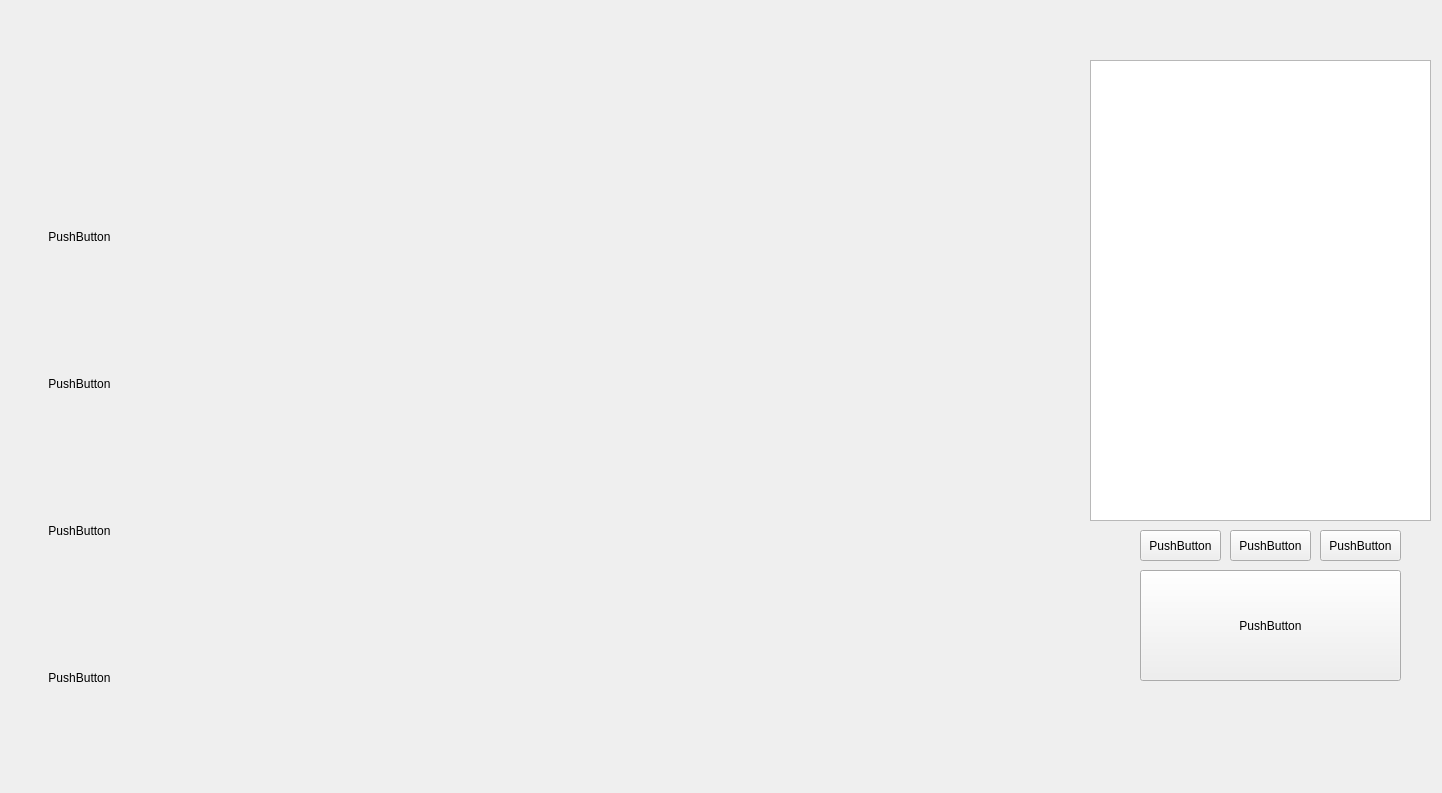
Before: the Qt Designer form pos.ui in n-freman/PyQt_tutorial, drawn with Qt 5.
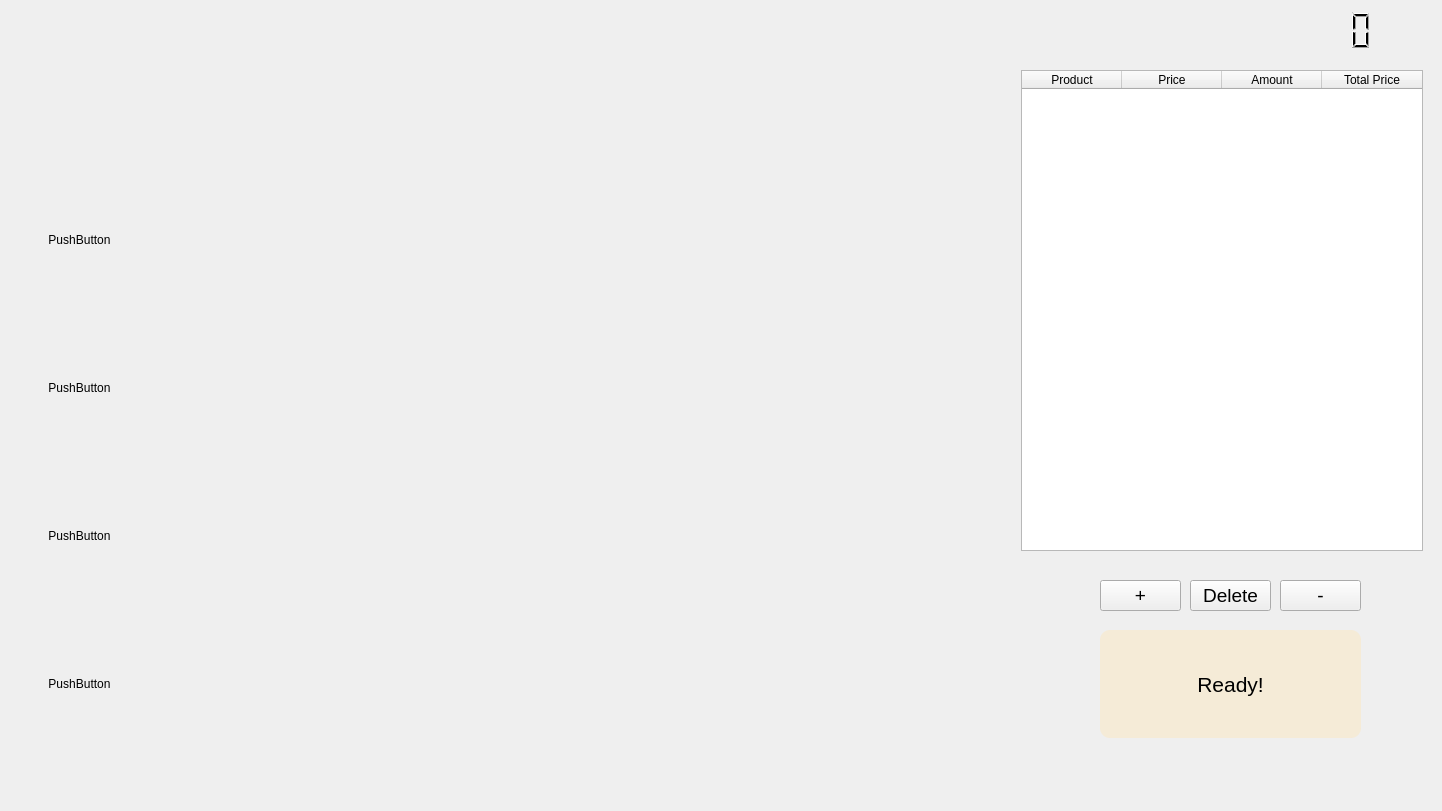
After: the same form once the commit is applied. Icons and pictures are not drawn.

Commit message: started making ui for pos system

What changed in the file:
```diff
--- a/pos.ui
+++ b/pos.ui
@@ -7,60 +7,116 @@
     <x>0</x>
     <y>0</y>
     <width>1442</width>
-    <height>793</height>
+    <height>811</height>
    </rect>
   </property>
+  <property name="sizePolicy">
+   <sizepolicy hsizetype="MinimumExpanding" vsizetype="Expanding">
+    <horstretch>0</horstretch>
+    <verstretch>0</verstretch>
+   </sizepolicy>
+  </property>
   <property name="windowTitle">
    <string>MainWindow</string>
   </property>
   <widget class="QWidget" name="centralwidget">
-   <widget class="QListView" name="listView">
-    <property name="geometry">
-     <rect>
-      <x>1090</x>
-      <y>60</y>
-      <width>341</width>
-      <height>461</height>
-     </rect>
-    </property>
-   </widget>
    <widget class="QPushButton" name="pushButton">
     <property name="geometry">
      <rect>
-      <x>1140</x>
-      <y>530</y>
+      <x>1100</x>
+      <y>580</y>
       <width>81</width>
       <height>31</height>
      </rect>
     </property>
+    <property name="font">
+     <font>
+      <pointsize>14</pointsize>
+      <underline>false</underline>
+     </font>
+    </property>
+    <property name="styleSheet">
+     <string notr="true">border: 1px solid black;
+border-radius: 10;
+background-color: rgb(199, 199, 199);
+QPushButton::hover {
+	background-color: rgb(220, 220, 220);
+};</string>
+    </property>
     <property name="text">
-     <string>PushButton</string>
+     <string>+</string>
+    </property>
+    <property name="default">
+     <bool>false</bool>
+    </property>
+    <property name="flat">
+     <bool>false</bool>
     </property>
    </widget>
    <widget class="QPushButton" name="pushButton_2">
     <property name="geometry">
      <rect>
-      <x>1230</x>
-      <y>530</y>
+      <x>1190</x>
+      <y>580</y>
       <width>81</width>
       <height>31</height>
      </rect>
     </property>
+    <property name="font">
+     <font>
+      <pointsize>14</pointsize>
+      <underline>false</underline>
+     </font>
+    </property>
+    <property name="styleSheet">
+     <string notr="true">border: 1px solid black;
+border-radius: 10;
+background-color: rgb(199, 199, 199);
+QPushButton::hover {
+	background-color: rgb(220, 220, 220);
+};</string>
+    </property>
     <property name="text">
-     <string>PushButton</string>
+     <string>Delete</string>
+    </property>
+    <property name="default">
+     <bool>false</bool>
+    </property>
+    <property name="flat">
+     <bool>false</bool>
     </property>
    </widget>
    <widget class="QPushButton" name="pushButton_3">
     <property name="geometry">
      <rect>
-      <x>1320</x>
-      <y>530</y>
+      <x>1280</x>
+      <y>580</y>
       <width>81</width>
       <height>31</height>
      </rect>
     </property>
+    <property name="font">
+     <font>
+      <pointsize>14</pointsize>
+      <underline>false</underline>
+     </font>
+    </property>
+    <property name="styleSheet">
+     <string notr="true">border: 1px solid black;
+border-radius: 10;
+background-color: rgb(199, 199, 199);
+QPushButton::hover {
+	background-color: rgb(220, 220, 220);
+};</string>
+    </property>
     <property name="text">
-     <string>PushButton</string>
+     <string>-</string>
+    </property>
+    <property name="default">
+     <bool>false</bool>
+    </property>
+    <property name="flat">
+     <bool>false</bool>
     </property>
    </widget>
    <widget class="QWidget" name="verticalLayoutWidget">
@@ -69,18 +125,39 @@
       <x>0</x>
       <y>0</y>
       <width>159</width>
-      <height>771</height>
+      <height>781</height>
      </rect>
     </property>
-    <layout class="QVBoxLayout" name="verticalLayout">
+    <property name="sizePolicy">
+     <sizepolicy hsizetype="Preferred" vsizetype="Preferred">
+      <horstretch>0</horstretch>
+      <verstretch>1</verstretch>
+     </sizepolicy>
+    </property>
+    <layout class="QVBoxLayout" name="verticalLayout" stretch="1,1,1,1,0">
+     <property name="spacing">
+      <number>5</number>
+     </property>
+     <property name="sizeConstraint">
+      <enum>QLayout::SetMinimumSize</enum>
+     </property>
      <item>
-      <widget class="QPushButton" name="pushButton_6">
+      <widget class="QPushButton" name="home_button">
+       <property name="sizePolicy">
+        <sizepolicy hsizetype="Minimum" vsizetype="Fixed">
+         <horstretch>0</horstretch>
+         <verstretch>1</verstretch>
+        </sizepolicy>
+       </property>
        <property name="minimumSize">
         <size>
          <width>100</width>
          <height>100</height>
         </size>
        </property>
+       <property name="styleSheet">
+        <string notr="true"/>
+       </property>
        <property name="text">
         <string/>
        </property>
@@ -101,6 +178,12 @@
      </item>
      <item>
       <widget class="QPushButton" name="pushButton_9">
+       <property name="sizePolicy">
+        <sizepolicy hsizetype="Minimum" vsizetype="Fixed">
+         <horstretch>0</horstretch>
+         <verstretch>1</verstretch>
+        </sizepolicy>
+       </property>
        <property name="minimumSize">
         <size>
          <width>33</width>
@@ -117,6 +200,12 @@
      </item>
      <item>
       <widget class="QPushButton" name="pushButton_8">
+       <property name="sizePolicy">
+        <sizepolicy hsizetype="Minimum" vsizetype="Fixed">
+         <horstretch>0</horstretch>
+         <verstretch>1</verstretch>
+        </sizepolicy>
+       </property>
        <property name="minimumSize">
         <size>
          <width>33</width>
@@ -133,6 +222,12 @@
      </item>
      <item>
       <widget class="QPushButton" name="pushButton_7">
+       <property name="sizePolicy">
+        <sizepolicy hsizetype="Minimum" vsizetype="Fixed">
+         <horstretch>0</horstretch>
+         <verstretch>1</verstretch>
+        </sizepolicy>
+       </property>
        <property name="minimumSize">
         <size>
          <width>33</width>
@@ -149,6 +244,12 @@
      </item>
      <item>
       <widget class="QPushButton" name="pushButton_5">
+       <property name="sizePolicy">
+        <sizepolicy hsizetype="Minimum" vsizetype="Fixed">
+         <horstretch>0</horstretch>
+         <verstretch>1</verstretch>
+        </sizepolicy>
+       </property>
        <property name="minimumSize">
         <size>
          <width>33</width>
@@ -170,23 +271,102 @@
      <rect>
       <x>160</x>
       <y>0</y>
-      <width>901</width>
-      <height>771</height>
+      <width>821</width>
+      <height>781</height>
      </rect>
     </property>
-    <layout class="QGridLayout" name="gridLayout"/>
+    <layout class="QGridLayout" name="gridLayout">
+     <property name="sizeConstraint">
+      <enum>QLayout::SetMinimumSize</enum>
+     </property>
+    </layout>
    </widget>
    <widget class="QPushButton" name="pushButton_4">
     <property name="geometry">
      <rect>
-      <x>1140</x>
-      <y>570</y>
+      <x>1100</x>
+      <y>630</y>
       <width>261</width>
       <height>111</height>
      </rect>
     </property>
+    <property name="font">
+     <font>
+      <pointsize>16</pointsize>
+      <underline>false</underline>
+     </font>
+    </property>
+    <property name="styleSheet">
+     <string notr="true">QPushButton {
+	background-color: rgba(255, 227, 170, 90);
+    margin-bottom: 3px;
+	border-radius: 10;
+}
+QPushButton:hover{
+    background-color: rgba(32, 8, 255, 95);
+	border-radius: 15;
+}</string>
+    </property>
     <property name="text">
-     <string>PushButton</string>
+     <string>Ready!</string>
+    </property>
+    <property name="default">
+     <bool>false</bool>
+    </property>
+    <property name="flat">
+     <bool>false</bool>
+    </property>
+   </widget>
+   <widget class="QTableWidget" name="chosen_products">
+    <property name="geometry">
+     <rect>
+      <x>1021</x>
+      <y>70</y>
+      <width>402</width>
+      <height>481</height>
+     </rect>
+    </property>
+    <property name="showDropIndicator" stdset="0">
+     <bool>true</bool>
+    </property>
+    <property name="dragEnabled">
+     <bool>false</bool>
+    </property>
+    <column>
+     <property name="text">
+      <string>Product</string>
+     </property>
+    </column>
+    <column>
+     <property name="text">
+      <string>Price</string>
+     </property>
+    </column>
+    <column>
+     <property name="text">
+      <string>Amount</string>
+     </property>
+    </column>
+    <column>
+     <property name="text">
+      <string>Total Price</string>
+     </property>
+    </column>
+   </widget>
+   <widget class="QLCDNumber" name="lcdNumber">
+    <property name="geometry">
+     <rect>
+      <x>1230</x>
+      <y>10</y>
+      <width>181</width>
+      <height>41</height>
+     </rect>
+    </property>
+    <property name="styleSheet">
+     <string notr="true">border: none;</string>
+    </property>
+    <property name="frameShadow">
+     <enum>QFrame::Sunken</enum>
     </property>
    </widget>
   </widget>
```
The commit also changes 3 other files.
